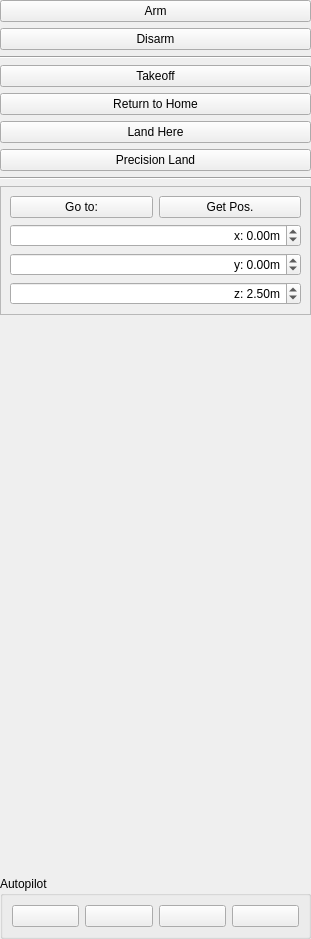
Above: userinterface/flyui.ui from RISE-Dependable-Transport-Systems/WayWise before the change. Below: the same form after it.
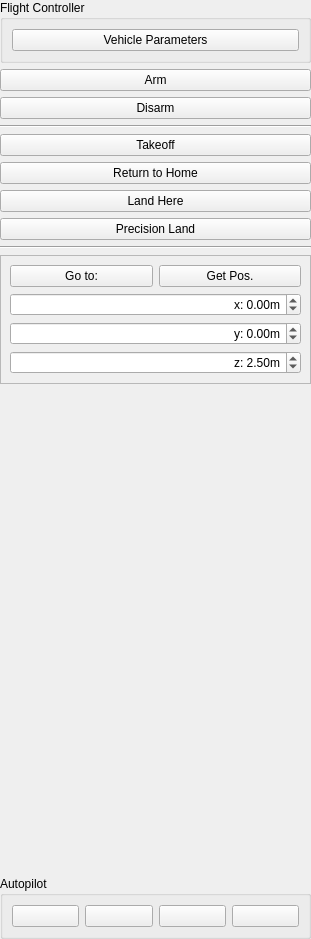
That is the form after the change. Icons and pictures are not drawn.

Commit message: FlyUI: added VehicleParameterUI

```diff
--- a/userinterface/flyui.ui
+++ b/userinterface/flyui.ui
@@ -32,6 +32,22 @@
    <property name="bottomMargin">
     <number>0</number>
    </property>
+   <item>
+    <widget class="QGroupBox" name="groupBox">
+     <property name="title">
+      <string>Flight Controller</string>
+     </property>
+     <layout class="QVBoxLayout" name="verticalLayout_3">
+      <item>
+       <widget class="QPushButton" name="vehicleParameterButton">
+        <property name="text">
+         <string>Vehicle Parameters</string>
+        </property>
+       </widget>
+      </item>
+     </layout>
+    </widget>
+   </item>
    <item>
     <widget class="QPushButton" name="armButton">
      <property name="text">
```
The commit also changes 2 other files.
